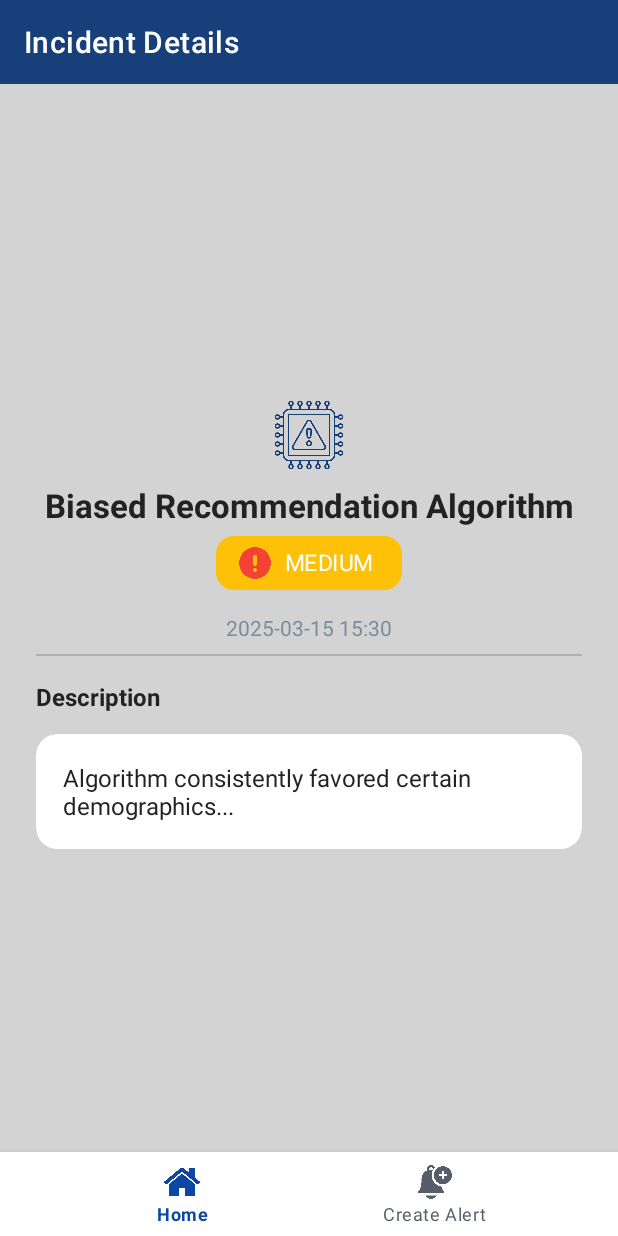
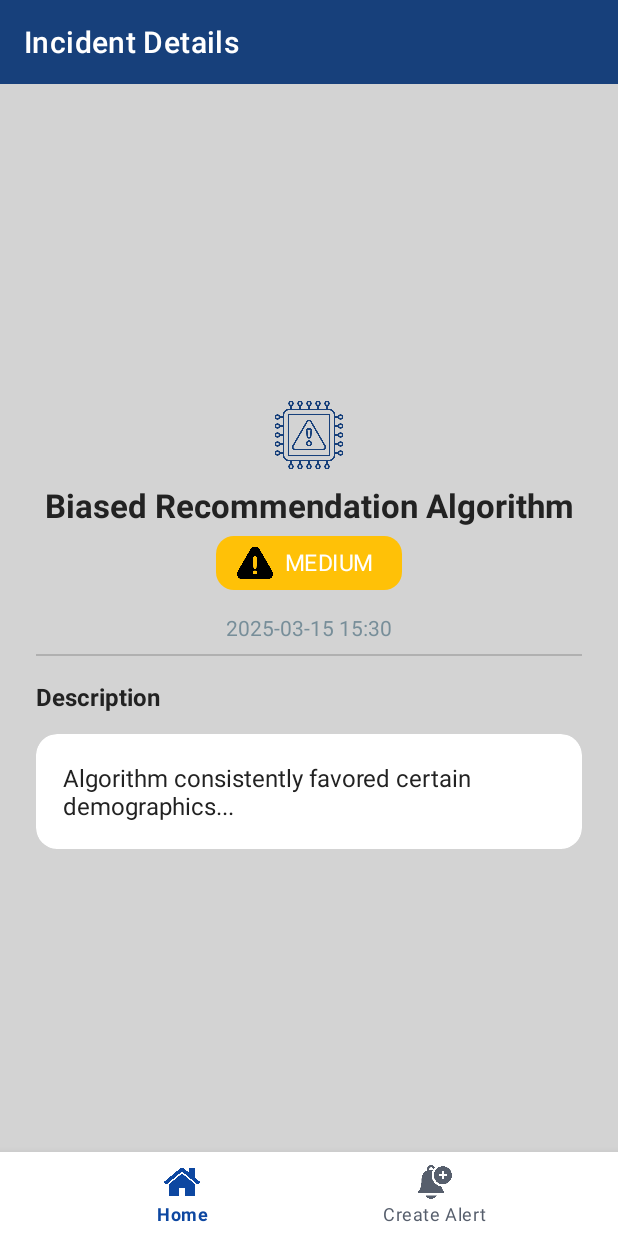
Before and after one commit to Amartyakaushik/AIWatchdog, an Android app: the screen it shows after launch (MainActivity), after a tap on "Biased Recommendation Algorithm", on a phone screen of 412 x 824 dp. Run offline under Robolectric (Android 15) with nearby library versions, the phone set to English and light mode, and no system bars; our stand-ins replace navigation-ui.

Commit message:
updated the icons

```diff
--- a/app/src/main/java/com/example/aiwatchdog/adapter/IncidentAdapter.kt
+++ b/app/src/main/java/com/example/aiwatchdog/adapter/IncidentAdapter.kt
@@ -51,9 +51,9 @@ class IncidentAdapter(
 
             // Set chip color and icon based on severity
             val (chipColor, chipIcon) = when (incident.severity) {
-                Severity.LOW -> Pair(R.color.severity_low, R.drawable.android)
-                Severity.MEDIUM -> Pair(R.color.severity_medium, R.drawable.android)
-                Severity.HIGH -> Pair(R.color.severity_high, R.drawable.android)
+                Severity.LOW -> Pair(R.color.severity_low, R.drawable.ic_alert_medium)
+                Severity.MEDIUM -> Pair(R.color.severity_medium, R.drawable.ic_alert_low)
+                Severity.HIGH -> Pair(R.color.severity_high, R.drawable.ic_high_alert)
             }
             severityChip.chipBackgroundColor = ContextCompat.getColorStateList(itemView.context, chipColor)
             severityChip.chipIcon = ContextCompat.getDrawable(itemView.context, chipIcon)
--- a/app/src/main/res/layout/fragment_incident_detail.xml
+++ b/app/src/main/res/layout/fragment_incident_detail.xml
@@ -52,8 +52,8 @@
             app:chipMinHeight="36dp"
             app:chipStartPadding="14dp"
             app:chipEndPadding="14dp"
-            app:chipIcon="@drawable/ic_severity_alert"
-            app:chipIconTint="@color/severity_high"
+            app:chipIcon="@drawable/ic_warning"
+            app:chipIconTint="@color/black"
             app:chipIconVisible="true"
             app:layout_constraintTop_toBottomOf="@id/detailTitle"
             app:layout_constraintStart_toStartOf="parent"
```
Also changed, not shown: app/src/main/res/drawable/android.png (deleted), app/src/main/res/drawable/ic_alert_low.png (added), app/src/main/res/drawable/ic_alert_medium.png (added), app/src/main/res/drawable/ic_high_alert.png (added), app/src/main/res/drawable/ic_severity_alert.png (deleted), app/src/main/res/drawable/ic_warning.png (added).
